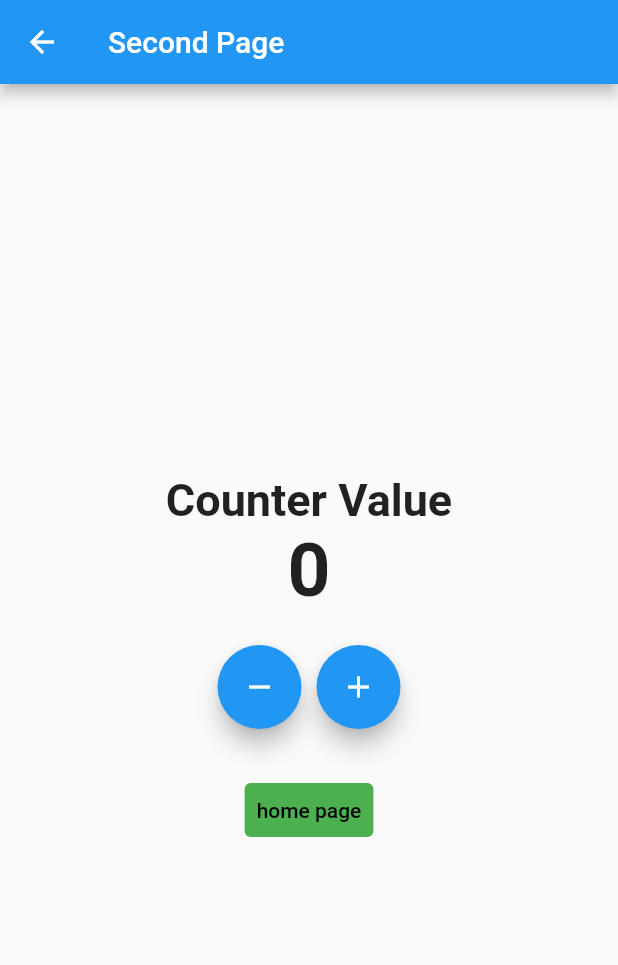
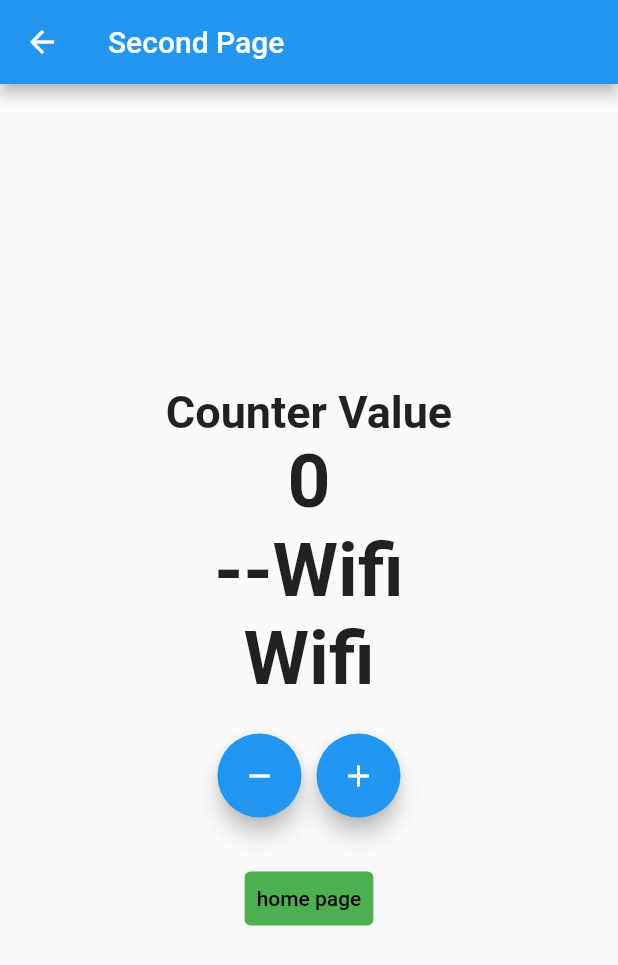
Before and after one commit to Waruna-Kaushalya/flutter_cubit, a Flutter app: the screen it shows after launch, after a tap on the "remove" icon, after a tap on the "add" icon, after a tap on "second page", on a phone screen of 412 x 824 dp. Shown: the top 965 px of the screen. Run offline on Flutter 3.47's test engine with Material 2 defaults, Android fonts, the phone set to English and light mode, and no system bars; our stand-ins replace connectivity_plus, equatable, flutter_bloc, hydrated_bloc.

Commit message:
Restructred project acroding to clean architecture

```diff
--- a/lib/feature_1_settings/presentation/settings_screen.dart
+++ b/lib/features/feature_1_settings/presentation_layer/screens/settings_screen.dart
@@ -1,6 +1,4 @@
-import 'package:flutter/material.dart';
-import 'package:flutter_bloc/flutter_bloc.dart';
-import 'package:flutter_bloc_concepts/feature_1_settings/logic/cubit/settingscubit_cubit.dart';
+import 'package:flutter_bloc_concepts/utility/exports.dart';
 
 class SettingsScreen extends StatefulWidget {
   static const routeName = '/settingsscreenroute';
--- a/lib/feature_2_conectivity/logic/cubit/internet_state.dart
+++ b/lib/features/feature_2_conectivity/business_logic_layer/cubit/internet_state.dart
@@ -5,7 +5,6 @@ abstract class InternetState extends Equatable {}
 
 class InternetLoading extends InternetState {
   @override
-  // TODO: implement props
   List<Object?> get props => [];
 }
 
@@ -18,12 +17,10 @@ class InternetConnected extends InternetState {
   String toString() => 'InternetConnected(connectionType: $connectionType)';
 
   @override
-  // TODO: implement props
   List<Object?> get props => [connectionType];
 }
 
 class InternetDisconnected extends InternetState {
   @override
-  // TODO: implement props
   List<Object?> get props => [];
 }
--- a/lib/feature_3_counter/presentation/home_screen.dart
+++ b/lib/features/feature_3_counter/presentation_layer/screens/home_screen.dart
@@ -1,12 +1,4 @@
-import 'package:flutter/material.dart';
-import 'package:flutter_bloc/flutter_bloc.dart';
-
-import 'package:flutter_bloc_concepts/constants/enums.dart';
-import 'package:flutter_bloc_concepts/feature_1_settings/presentation/settings_screen.dart';
-import 'package:flutter_bloc_concepts/feature_2_conectivity/logic/cubit/internet_cubit.dart';
-import 'package:flutter_bloc_concepts/feature_3_counter/logic/cubit/counter_cubit.dart';
-import 'package:flutter_bloc_concepts/feature_3_counter/presentation/second_screen.dart';
-import 'package:flutter_bloc_concepts/feature_3_counter/presentation/third_screen.dart';
+import 'package:flutter_bloc_concepts/utility/exports.dart';
 
 class MyHomePage extends StatefulWidget {
   static const routeName = '/homeroute';
@@ -175,22 +167,6 @@ class _MyHomePageState extends State<MyHomePage> {
                   Text("hello"),
                   Text("hello"),
                   Text("hello"),
-                  Text("hello"),
-                  Text("hello"),
-                  Text("hello"),
-                  Text("hello"),
-                  Text("hello"),
-                  Text("hello"),
-                  Text("hello"),
-                  Text("hello"),
-                  Text("hello"),
-                  Text("hello"),
-                  Text("hello"),
-                  Text("hello"),
-                  Text("hello"),
-                  Text("hello"),
-                  Text("hello"),
-                  Text("hello"),
                 ],
               )
             ],
--- /dev/null
+++ b/lib/features/feature_3_counter/presentation_layer/screens/second_screen.dart
@@ -0,0 +1,248 @@
+import 'package:flutter_bloc_concepts/utility/exports.dart';
+
+// class SecondPage extends StatefulWidget {
+//   static const routeName = '/secondpageroute';
+
+//   const SecondPage({Key? key}) : super(key: key);
+
+//   @override
+//   State<SecondPage> createState() => _SecondPageState();
+// }
+
+// class _SecondPageState extends State<SecondPage> {
+//   @override
+//   Widget build(BuildContext context) {
+//     final sttte = CounterCubit().state;
+//     final counterState = context.watch<CounterCubit>().state;
+//     return Scaffold(
+//       appBar: AppBar(
+//         title: const Text("Second Page"),
+//       ),
+//       body: Center(
+//         child: Column(
+//           mainAxisAlignment: MainAxisAlignment.center,
+//           children: [
+//             const Text(
+//               "Counter Value",
+//               style: TextStyle(
+//                 fontSize: 30,
+//                 fontWeight: FontWeight.bold,
+//               ),
+//             ),
+//             // BlocBuilder<CounterCubit, CounterState>(
+//             //   builder: (context, state) {
+//             //     return Text(
+//             //       state.counterValue.toString(),
+//             //       style: const TextStyle(
+//             //         fontSize: 50,
+//             //         fontWeight: FontWeight.bold,
+//             //       ),
+//             //     );
+//             //   },
+//             // ),
+//             Text(
+//               sttte.counterValue.toString(),
+//               style: const TextStyle(
+//                 fontSize: 50,
+//                 fontWeight: FontWeight.bold,
+//               ),
+//             ),
+
+//             const SizedBox(
+//               height: 20,
+//             ),
+//             Row(
+//               mainAxisAlignment: MainAxisAlignment.center,
+//               children: [
+//                 FloatingActionButton(
+//                   onPressed: () {
+//                     BlocProvider.of<CounterCubit>(context).decrement();
+//                   },
+//                   tooltip: "Decrement",
+//                   child: const Icon(Icons.remove),
+//                   heroTag: null,
+//                 ),
+//                 const SizedBox(
+//                   width: 10,
+//                 ),
+//                 FloatingActionButton(
+//                   onPressed: () {
+//                     BlocProvider.of<CounterCubit>(context).increment();
+//                   },
+//                   tooltip: "Increment",
+//                   child: const Icon(Icons.add),
+//                   heroTag: null,
+//                 ),
+//               ],
+//             ),
+//             const SizedBox(
+//               height: 30,
+//             ),
+//             TextButton(
+//               onPressed: () {
+//                 Navigator.pop(context);
+//               },
+//               child: const Text("home page"),
+//               style: TextButton.styleFrom(
+//                   primary: Colors.black, backgroundColor: Colors.green),
+//             ),
+//           ],
+//         ),
+//       ),
+//     );
+//   }
+// }
+
+class SecondPage extends StatelessWidget {
+  static const routeName = '/secondpageroute';
+
+  // final counterState = context.watch<CounterCubit>().state;
+
+  const SecondPage({Key? key}) : super(key: key);
+
+  @override
+  Widget build(BuildContext context) {
+    final sttte = CounterCubit().state;
+    final intenetState = context.watch<InternetCubit>().state;
+    return Scaffold(
+      appBar: AppBar(
+        title: const Text("Second Page"),
+      ),
+      body: Center(
+        child: Column(
+          mainAxisAlignment: MainAxisAlignment.center,
+          children: [
+            const Text(
+              "Counter Value",
+              style: TextStyle(
+                fontSize: 30,
+                fontWeight: FontWeight.bold,
+              ),
+            ),
+
+            BlocBuilder<CounterCubit, CounterState>(
+              builder: (context, state) {
+                return Text(
+                  state.counterValue.toString(),
+                  style: const TextStyle(
+                    fontSize: 50,
+                    fontWeight: FontWeight.bold,
+                  ),
+                );
+              },
+            ),
+            Builder(
+              builder: (context) {
+                if (intenetState is InternetConnected &&
+                    intenetState.connectionType == ConnectionType.mobile) {
+                  return const Text(
+                    "--Mobile",
+                    style: TextStyle(
+                      fontSize: 50,
+                      fontWeight: FontWeight.bold,
+                    ),
+                  );
+                } else if (intenetState is InternetConnected &&
+                    intenetState.connectionType == ConnectionType.wifi) {
+                  return const Text(
+                    "--Wifi",
+                    style: TextStyle(
+                      fontSize: 50,
+                      fontWeight: FontWeight.bold,
+                    ),
+                  );
+                } else {
+                  return const Text(
+                    "--Disconnected",
+                    style: TextStyle(
+                      fontSize: 50,
+                      fontWeight: FontWeight.bold,
+                    ),
+                  );
+                }
+              },
+            ),
+            BlocBuilder<InternetCubit, InternetState>(
+              builder: (context, state) {
+                if (state is InternetConnected &&
+                    state.connectionType == ConnectionType.mobile) {
+                  return const Text(
+                    "Mobile",
+                    style: TextStyle(
+                      fontSize: 50,
+                      fontWeight: FontWeight.bold,
+                    ),
+                  );
+                } else if (state is InternetConnected &&
+                    state.connectionType == ConnectionType.wifi) {
+                  return const Text(
+                    "Wifi",
+                    style: TextStyle(
+                      fontSize: 50,
+                      fontWeight: FontWeight.bold,
+                    ),
+                  );
+                } else {
+                  return const Text(
+                    "Disconnected",
+                    style: TextStyle(
+                      fontSize: 50,
+                      fontWeight: FontWeight.bold,
+                    ),
+                  );
+                }
+              },
+            ),
+
+            // Text(
+            //   sttte.counterValue.toString(),
+            //   style: const TextStyle(
+            //     fontSize: 50,
+            //     fontWeight: FontWeight.bold,
+            //   ),
+            // ),
+
+            const SizedBox(
+              height: 20,
+            ),
+            Row(
+              mainAxisAlignment: MainAxisAlignment.center,
+              children: [
+                FloatingActionButton(
+                  onPressed: () {
+                    BlocProvider.of<CounterCubit>(context).decrement();
+                  },
+                  tooltip: "Decrement",
+                  child: const Icon(Icons.remove),
+                  heroTag: null,
+                ),
+                const SizedBox(
+                  width: 10,
+                ),
+                FloatingActionButton(
+                  onPressed: () {
+                    BlocProvider.of<CounterCubit>(context).increment();
+                  },
+                  tooltip: "Increment",
+                  child: const Icon(Icons.add),
+                  heroTag: null,
+                ),
+              ],
+            ),
+            const SizedBox(
+              height: 30,
+            ),
+            TextButton(
+              onPressed: () {
+                Navigator.pop(context);
+              },
+              child: const Text("home page"),
+              style: TextButton.styleFrom(
+                  primary: Colors.black, backgroundColor: Colors.green),
+            ),
+          ],
+        ),
+      ),
+    );
+  }
+}
--- a/lib/feature_3_counter/presentation/second_screen.dart
+++ b/lib/features/feature_3_counter/presentation_layer/screens/third_screen.dart
@@ -1,22 +1,20 @@
-import 'package:flutter/material.dart';
-import 'package:flutter_bloc/flutter_bloc.dart';
-import 'package:flutter_bloc_concepts/feature_3_counter/logic/cubit/counter_cubit.dart';
+import 'package:flutter_bloc_concepts/utility/exports.dart';
 
-class SecondPage extends StatefulWidget {
-  static const routeName = '/secondpageroute';
+class ThirddPage extends StatefulWidget {
+  static const routeName = '/thridpageroute';
 
-  const SecondPage({Key? key}) : super(key: key);
+  const ThirddPage({Key? key}) : super(key: key);
 
   @override
-  State<SecondPage> createState() => _SecondPageState();
+  State<ThirddPage> createState() => _ThirddPageState();
 }
 
-class _SecondPageState extends State<SecondPage> {
+class _ThirddPageState extends State<ThirddPage> {
   @override
   Widget build(BuildContext context) {
     return Scaffold(
       appBar: AppBar(
-        title: const Text("Second Page"),
+        title: const Text("Thrid Page"),
       ),
       body: Center(
         child: Column(
@@ -78,6 +76,17 @@ class _SecondPageState extends State<SecondPage> {
               style: TextButton.styleFrom(
                   primary: Colors.black, backgroundColor: Colors.green),
             ),
+            const SizedBox(
+              height: 30,
+            ),
+            TextButton(
+              onPressed: () {
+                Navigator.pushNamed(context, SecondPage.routeName);
+              },
+              child: const Text("Second page"),
+              style: TextButton.styleFrom(
+                  primary: Colors.black, backgroundColor: Colors.green),
+            ),
           ],
         ),
       ),
--- a/lib/main.dart
+++ b/lib/main.dart
@@ -1,15 +1,4 @@
-import 'package:connectivity_plus/connectivity_plus.dart';
-import 'package:flutter/material.dart';
-import 'package:flutter_bloc/flutter_bloc.dart';
-import 'package:flutter_bloc_concepts/feature_1_settings/logic/cubit/settingscubit_cubit.dart';
-import 'package:flutter_bloc_concepts/feature_2_conectivity/logic/cubit/internet_cubit.dart';
-import 'package:flutter_bloc_concepts/feature_3_counter/logic/cubit/counter_cubit.dart';
-import 'package:flutter_bloc_concepts/feature_3_counter/presentation/home_screen.dart';
-
-import 'package:flutter_bloc_concepts/routes/app_routes.dart';
-import 'package:flutter_bloc_concepts/utility/app_bloc_observer.dart';
-import 'package:path_provider/path_provider.dart';
-import 'package:hydrated_bloc/hydrated_bloc.dart';
+import 'package:flutter_bloc_concepts/utility/exports.dart';
 
 // void main() async {
 //   WidgetsFlutterBinding.ensureInitialized();
@@ -33,28 +22,28 @@ void main() async {
 
   final observer = AppBlocObserver();
 
-  HydratedBlocOverrides.runZoned(
-      () => runApp(MyApp(appRoutes: AppRoutes(), connectivity: Connectivity())),
-      storage: storage,
-      blocObserver: observer);
+  HydratedBlocOverrides.runZoned(() => runApp(MyApp()),
+      storage: storage, blocObserver: observer);
 }
 
 class MyApp extends StatelessWidget {
-  final AppRoutes appRoutes;
-  final Connectivity connectivity;
+  final AppRoutes _appRoutes = AppRoutes();
+  final Connectivity _connectivity = Connectivity();
 
-  const MyApp({
-    Key? key,
-    required this.appRoutes,
-    required this.connectivity,
-  }) : super(key: key);
+  MyApp({Key? key}) : super(key: key);
+
+  // MyApp({
+  //   Key? key,
+  //   // required this.appRoutes,
+  //   required this.connectivity,
+  // }) : super(key: key);
 
   @override
   Widget build(BuildContext context) {
     return MultiBlocProvider(
       providers: [
         BlocProvider<InternetCubit>(
-          create: (context) => InternetCubit(connectivity: connectivity),
+          create: (context) => InternetCubit(connectivity: _connectivity),
         ),
         BlocProvider<CounterCubit>(
           create: (context) => CounterCubit(),
@@ -69,7 +58,7 @@ class MyApp extends StatelessWidget {
           primarySwatch: Colors.blue,
         ),
         initialRoute: MyHomePage.routeName,
-        onGenerateRoute: appRoutes.onGenerateRoute,
+        onGenerateRoute: _appRoutes.onGenerateRoute,
       ),
     );
   }
--- a/lib/utility/app_bloc_observer.dart
+++ b/lib/utility/app_bloc_observer.dart
@@ -1,4 +1,4 @@
-import 'package:flutter_bloc/flutter_bloc.dart';
+import 'package:flutter_bloc_concepts/utility/exports.dart';
 
 class AppBlocObserver extends BlocObserver {
   @override
--- a/pubspec.yaml
+++ b/pubspec.yaml
@@ -16,7 +16,8 @@ dependencies:
   connectivity_plus: ^2.0.2
   equatable: ^2.0.3
   hydrated_bloc: ^8.0.0
-  path_provider: ^2.0.6
+  path_provider: ^2.0.8
+
 
 
 
```
Also changed, not shown: lib/feature_3_counter/presentation/third_screen.dart (deleted, +0 -98 lines), lib/features/feature_1_settings/business_logic_layer/cubit/settingscubit_cubit.dart (renamed from lib/feature_1_settings/logic/cubit/settingscubit_cubit.dart, +10 -9 lines), lib/features/feature_2_conectivity/business_logic_layer/cubit/internet_cubit.dart (renamed from lib/feature_2_conectivity/logic/cubit/internet_cubit.dart, +4 -7 lines), lib/routes/app_routes.dart (+3 -5 lines), lib/utility/exports.dart (added, +36 -0 lines), lib/features/feature_1_settings/business_logic_layer/cubit/settingscubit_state.dart (renamed from lib/feature_1_settings/logic/cubit/settingscubit_state.dart), lib/features/feature_3_counter/business_logic_layer/cubit/counter_cubit.dart (renamed from lib/feature_3_counter/logic/cubit/counter_cubit.dart), lib/features/feature_3_counter/business_logic_layer/cubit/counter_state.dart (renamed from lib/feature_3_counter/logic/cubit/counter_state.dart), 1 other file.
